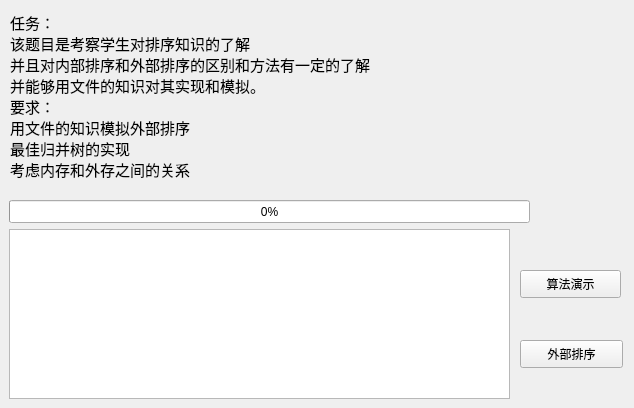
Old version of the form mainwindow.ui in the repository ggssh/ExternSort.
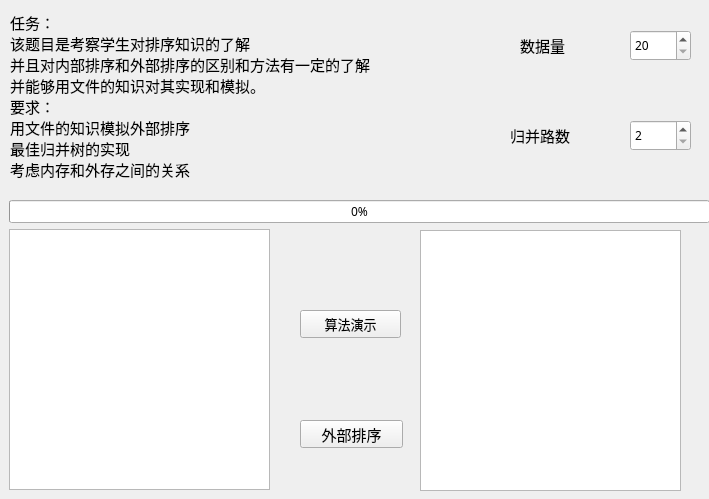
New version of the form.

Commit message: 对mainwindow的ui进行适当修改，实现哈夫曼树选择

What changed in the file:
```diff
--- a/mainwindow.ui
+++ b/mainwindow.ui
@@ -6,8 +6,8 @@
    <rect>
     <x>0</x>
     <y>0</y>
-    <width>634</width>
-    <height>408</height>
+    <width>709</width>
+    <height>499</height>
    </rect>
   </property>
   <property name="windowTitle">
@@ -17,12 +17,18 @@
    <widget class="QPushButton" name="buttonperform">
     <property name="geometry">
      <rect>
-      <x>520</x>
-      <y>270</y>
+      <x>300</x>
+      <y>310</y>
       <width>101</width>
       <height>28</height>
      </rect>
     </property>
+    <property name="font">
+     <font>
+      <family>幼圆</family>
+      <pointsize>10</pointsize>
+     </font>
+    </property>
     <property name="text">
      <string>算法演示</string>
     </property>
@@ -32,8 +38,8 @@
      <rect>
       <x>9</x>
       <y>229</y>
-      <width>501</width>
-      <height>170</height>
+      <width>261</width>
+      <height>261</height>
      </rect>
     </property>
    </widget>
@@ -69,10 +75,15 @@
      <rect>
       <x>9</x>
       <y>200</y>
-      <width>521</width>
+      <width>701</width>
       <height>23</height>
      </rect>
     </property>
+    <property name="font">
+     <font>
+      <family>JetBrains Mono</family>
+     </font>
+    </property>
     <property name="value">
      <number>0</number>
     </property>
@@ -83,16 +94,115 @@
    <widget class="QPushButton" name="buttonsort">
     <property name="geometry">
      <rect>
-      <x>520</x>
-      <y>340</y>
+      <x>300</x>
+      <y>420</y>
       <width>103</width>
       <height>28</height>
      </rect>
     </property>
+    <property name="font">
+     <font>
+      <family>幼圆</family>
+      <pointsize>11</pointsize>
+     </font>
+    </property>
     <property name="text">
      <string>外部排序</string>
     </property>
    </widget>
+   <widget class="QSpinBox" name="spinBox1">
+    <property name="geometry">
+     <rect>
+      <x>630</x>
+      <y>30</y>
+      <width>61</width>
+      <height>31</height>
+     </rect>
+    </property>
+    <property name="font">
+     <font>
+      <family>JetBrains Mono</family>
+     </font>
+    </property>
+    <property name="minimum">
+     <number>20</number>
+    </property>
+    <property name="maximum">
+     <number>1000</number>
+    </property>
+    <property name="displayIntegerBase">
+     <number>10</number>
+    </property>
+   </widget>
+   <widget class="QSpinBox" name="spinBox2">
+    <property name="geometry">
+     <rect>
+      <x>630</x>
+      <y>120</y>
+      <width>61</width>
+      <height>31</height>
+     </rect>
+    </property>
+    <property name="font">
+     <font>
+      <family>JetBrains Mono</family>
+     </font>
+    </property>
+    <property name="minimum">
+     <number>2</number>
+    </property>
+    <property name="maximum">
+     <number>10</number>
+    </property>
+   </widget>
+   <widget class="QLabel" name="label_2">
+    <property name="geometry">
+     <rect>
+      <x>520</x>
+      <y>30</y>
+      <width>61</width>
+      <height>31</height>
+     </rect>
+    </property>
+    <property name="font">
+     <font>
+      <family>幼圆</family>
+      <pointsize>11</pointsize>
+     </font>
+    </property>
+    <property name="text">
+     <string>数据量</string>
+    </property>
+   </widget>
+   <widget class="QLabel" name="label_3">
+    <property name="geometry">
+     <rect>
+      <x>510</x>
+      <y>120</y>
+      <width>72</width>
+      <height>31</height>
+     </rect>
+    </property>
+    <property name="font">
+     <font>
+      <family>幼圆</family>
+      <pointsize>11</pointsize>
+     </font>
+    </property>
+    <property name="text">
+     <string>归并路数</string>
+    </property>
+   </widget>
+   <widget class="QTextBrowser" name="textBrowser_2">
+    <property name="geometry">
+     <rect>
+      <x>420</x>
+      <y>230</y>
+      <width>261</width>
+      <height>261</height>
+     </rect>
+    </property>
+   </widget>
   </widget>
  </widget>
  <resources/>
```
Left out of the diff: 2 changed lines with no effect on the pictures. The commit also changes 2 other files.
